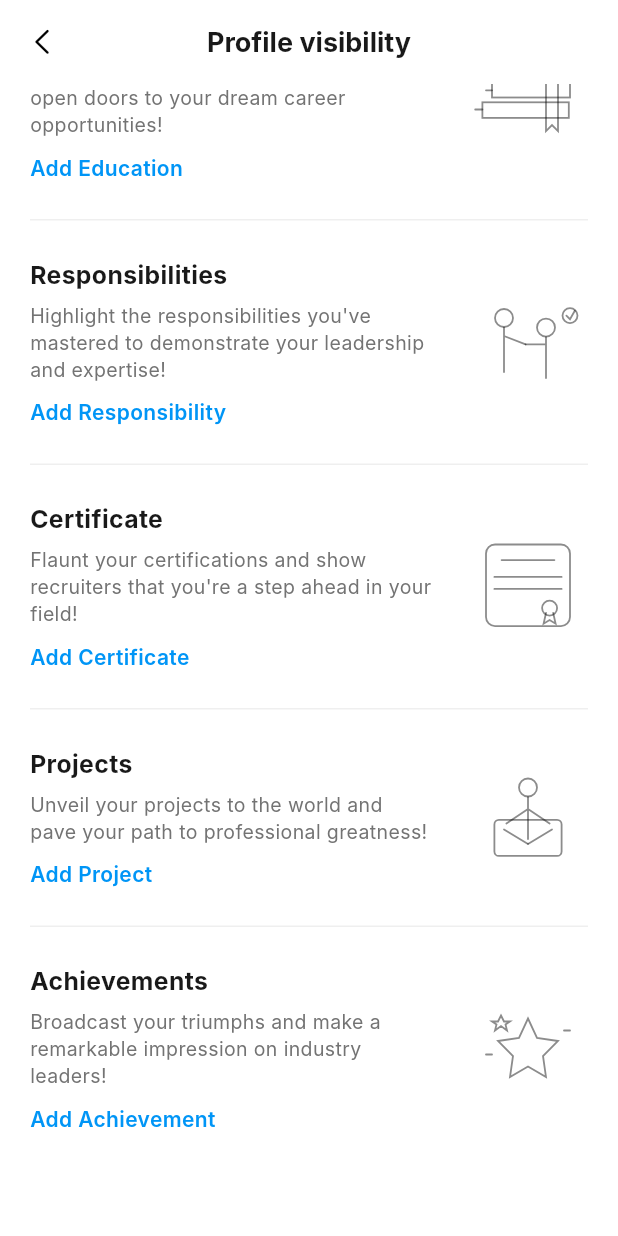
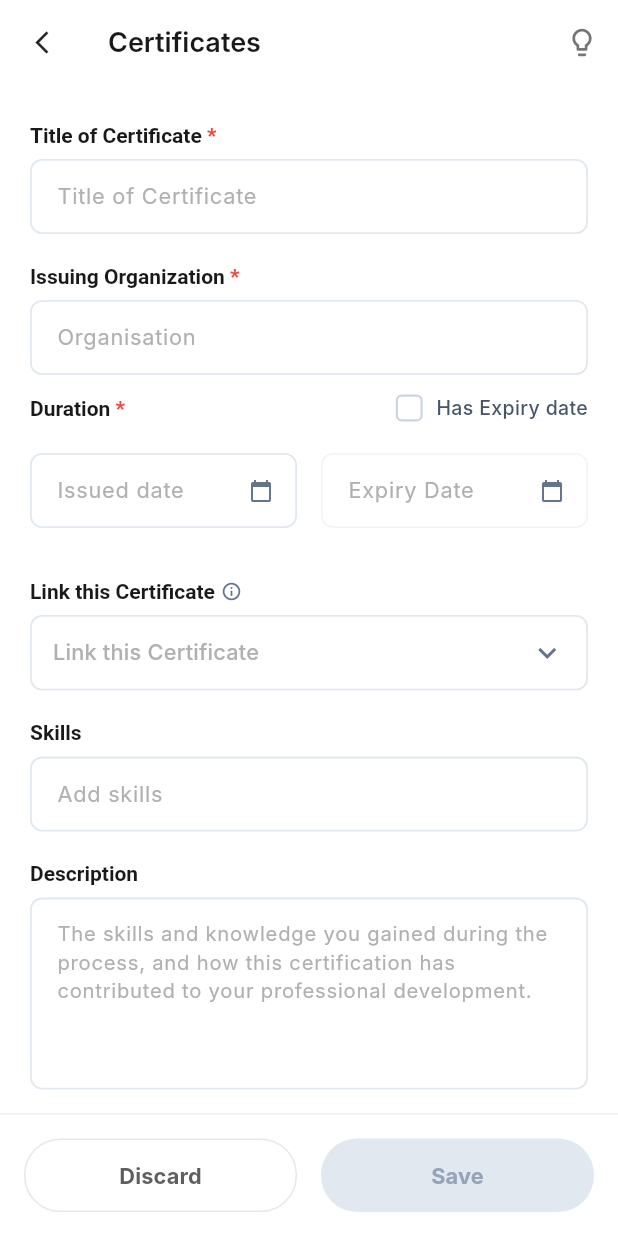
Before and after one commit to somraj-dev/Acadyk, a Flutter app: the SettingsProfileVisibilityScreen screen opened directly, scrolled down 1057 dp, after a tap on "Add Certificate", on a phone screen of 412 x 824 dp. Run offline on Flutter 3.47's test engine with Material 3 defaults, Android fonts, the phone set to English and light mode, and no system bars; our stand-ins replace image_picker, supabase_flutter; accounts and stored records are empty; network calls fail; Roboto replaces fonts that are missing (Inter).

Commit message:
feat: add form page for Certificates screen and wire navigation

```diff
--- /dev/null
+++ b/lib/features/profile/presentation/screens/settings_certificates_screen.dart
@@ -0,0 +1,540 @@
+import 'package:flutter/material.dart';
+
+class SettingsCertificatesScreen extends StatefulWidget {
+  const SettingsCertificatesScreen({super.key});
+
+  @override
+  State<SettingsCertificatesScreen> createState() => _SettingsCertificatesScreenState();
+}
+
+class _SettingsCertificatesScreenState extends State<SettingsCertificatesScreen> {
+  bool _hasExpiryDate = false;
+
+  final TextEditingController _titleCtrl = TextEditingController();
+  final TextEditingController _orgCtrl = TextEditingController();
+  final TextEditingController _issuedDateCtrl = TextEditingController();
+  final TextEditingController _expiryDateCtrl = TextEditingController();
+  final TextEditingController _skillsCtrl = TextEditingController();
+  final TextEditingController _descriptionCtrl = TextEditingController();
+  String? _linkedCertificate;
+
+  @override
+  void dispose() {
+    _titleCtrl.dispose();
+    _orgCtrl.dispose();
+    _issuedDateCtrl.dispose();
+    _expiryDateCtrl.dispose();
+    _skillsCtrl.dispose();
+    _descriptionCtrl.dispose();
+    super.dispose();
+  }
+
+  @override
+  Widget build(BuildContext context) {
+    const bgColor = Colors.white;
+
+    return Scaffold(
+      backgroundColor: bgColor,
+      appBar: AppBar(
+        backgroundColor: bgColor,
+        elevation: 0,
+        scrolledUnderElevation: 0,
+        leading: IconButton(
+          icon: const Icon(Icons.arrow_back_ios_new, color: Colors.black87, size: 18),
+          onPressed: () => Navigator.of(context).pop(),
+        ),
+        title: const Text(
+          'Certificates',
+          style: TextStyle(color: Color(0xFF191919), fontWeight: FontWeight.w600, fontSize: 18),
+        ),
+        centerTitle: false,
+        actions: [
+          IconButton(
+            icon: const Icon(Icons.lightbulb_outline, color: Color(0xFF757575), size: 22),
+            onPressed: () {},
+          ),
+        ],
+      ),
+      body: SafeArea(
+        child: Column(
+          children: [
+            Expanded(
+              child: ListView(
+                padding: const EdgeInsets.symmetric(horizontal: 20.0, vertical: 16.0),
+                children: [
+                  // Title of Certificate *
+                  _buildTextField(
+                    label: 'Title of Certificate',
+                    isRequired: true,
+                    controller: _titleCtrl,
+                    hint: 'Title of Certificate',
+                  ),
+
+                  // Issuing Organization *
+                  _buildTextField(
+                    label: 'Issuing Organization',
+                    isRequired: true,
+                    controller: _orgCtrl,
+                    hint: 'Organisation',
+                  ),
+
+                  // Duration Header + Checkbox Has Expiry date
+                  Row(
+                    mainAxisAlignment: MainAxisAlignment.spaceBetween,
+                    children: [
+                      RichText(
+                        text: const TextSpan(
+                          text: 'Duration',
+                          style: TextStyle(
+                            fontSize: 14,
+                            fontWeight: FontWeight.w600,
+                            color: Color(0xFF191919),
+                          ),
+                          children: [
+                            TextSpan(
+                              text: ' *',
+                              style: TextStyle(color: Colors.red, fontWeight: FontWeight.bold),
+                            ),
+                          ],
+                        ),
+                      ),
+                      Row(
+                        children: [
+                          SizedBox(
+                            width: 24,
+                            height: 24,
+                            child: Checkbox(
+                              value: _hasExpiryDate,
+                              activeColor: const Color(0xFF0073B1),
+                              side: const BorderSide(color: Color(0xFFCBD5E1), width: 1.5),
+                              shape: RoundedRectangleBorder(borderRadius: BorderRadius.circular(4)),
+                              onChanged: (val) => setState(() => _hasExpiryDate = val ?? false),
+                            ),
+                          ),
+                          const SizedBox(width: 6),
+                          const Text(
+                            'Has Expiry date',
+                            style: TextStyle(fontSize: 13, color: Color(0xFF475569), fontWeight: FontWeight.w500),
+                          ),
+                        ],
+                      ),
+                    ],
+                  ),
+                  const SizedBox(height: 10),
+
+                  // Issued Date & Expiry Date side-by-side
+                  Row(
+                    crossAxisAlignment: CrossAxisAlignment.start,
+                    children: [
+                      Expanded(
+                        child: _buildDatePickerField(
+                          controller: _issuedDateCtrl,
+                          hint: 'Issued date',
+                        ),
+                      ),
+                      const SizedBox(width: 16),
+                      Expanded(
+                        child: _buildDatePickerField(
+                          controller: _expiryDateCtrl,
+                          hint: 'Expiry Date',
+                          enabled: _hasExpiryDate,
+                        ),
+                      ),
+                    ],
+                  ),
+                  const SizedBox(height: 16),
+
+                  // Link this Certificate
+                  _buildDropdownField(
+                    label: 'Link this Certificate',
+                    isRequired: false,
+                    hasInfoIcon: true,
+                    value: _linkedCertificate,
+                    items: ['Link this Certificate', 'Project Alpha', 'Work Experience at Google'],
+                    onChanged: (val) => setState(() => _linkedCertificate = val),
+                    hint: 'Link this Certificate',
+                  ),
+
+                  // Skills
+                  _buildTextField(
+                    label: 'Skills',
+                    isRequired: false,
+                    controller: _skillsCtrl,
+                    hint: 'Add skills',
+                  ),
+
+                  // Description
+                  _buildLargeTextField(
+                    label: 'Description',
+                    isRequired: false,
+                    controller: _descriptionCtrl,
+                    hint: 'The skills and knowledge you gained during the process, and how this certification has contributed to your professional development.',
+                  ),
+
+                  const SizedBox(height: 24),
+
+                  // Attachments Custom Dashed Button
+                  CustomPaint(
+                    painter: DashedBorderPainter(
+                      color: const Color(0xFFCBD5E1),
+                      strokeWidth: 1.2,
+                      borderRadius: 8.0,
+                      dashLength: 5.0,
+                      gap: 3.0,
+                    ),
+                    child: Container(
+                      width: double.infinity,
+                      height: 52,
+                      decoration: BoxDecoration(
+                        borderRadius: BorderRadius.circular(8),
+                      ),
+                      child: InkWell(
+                        onTap: () {},
+                        child: Row(
+                          mainAxisAlignment: MainAxisAlignment.center,
+                          children: const [
+                            Icon(Icons.add, color: Color(0xFF64748B), size: 18),
+                            SizedBox(width: 6),
+                            Text(
+                              'Attachments',
+                              style: TextStyle(
+                                color: Color(0xFF64748B),
+                                fontWeight: FontWeight.bold,
+                                fontSize: 14.5,
+                              ),
+                            ),
+                          ],
+                        ),
+                      ),
+                    ),
+                  ),
+
+                  const SizedBox(height: 40),
+                ],
+              ),
+            ),
+
+            // Bottom bar
+            Container(
+              padding: const EdgeInsets.all(16),
+              decoration: const BoxDecoration(
+                color: Colors.white,
+                border: Border(top: BorderSide(color: Color(0xFFEFEFEF), width: 1)),
+              ),
+              child: Row(
+                children: [
+                  Expanded(
+                    child: OutlinedButton(
+                      style: OutlinedButton.styleFrom(
+                        side: const BorderSide(color: Color(0xFFE2E8F0)),
+                        shape: RoundedRectangleBorder(borderRadius: BorderRadius.circular(24)),
+                        padding: const EdgeInsets.symmetric(vertical: 14),
+                      ),
+                      onPressed: () => Navigator.of(context).pop(),
+                      child: const Text(
+                        'Discard',
+                        style: TextStyle(
+                          color: Color(0xFF5E5E5E),
+                          fontWeight: FontWeight.bold,
+                          fontSize: 14.5,
+                        ),
+                      ),
+                    ),
+                  ),
+                  const SizedBox(width: 16),
+                  Expanded(
+                    child: ElevatedButton(
+                      style: ElevatedButton.styleFrom(
+                        backgroundColor: const Color(0xFFE2E8F0),
+                        foregroundColor: Colors.white,
+                        elevation: 0,
+                        shape: RoundedRectangleBorder(borderRadius: BorderRadius.circular(24)),
+                        padding: const EdgeInsets.symmetric(vertical: 14),
+                      ),
+                      onPressed: () => Navigator.of(context).pop(),
+                      child: const Text(
+                        'Save',
+                        style: TextStyle(
+                          color: Color(0xFF94A3B8),
+                          fontWeight: FontWeight.bold,
+                          fontSize: 14.5,
+                        ),
+                      ),
+                    ),
+                  ),
+                ],
+              ),
+            ),
+          ],
+        ),
+      ),
+    );
+  }
+
+  Widget _buildDatePickerField({required TextEditingController controller, required String hint, bool enabled = true}) {
+    return Padding(
+      padding: const EdgeInsets.symmetric(vertical: 8.0),
+      child: TextField(
+        controller: controller,
+        enabled: enabled,
+        readOnly: true,
+        onTap: () async {
+          final date = await showDatePicker(
+            context: context,
+            initialDate: DateTime.now(),
+            firstDate: DateTime(2000),
+            lastDate: DateTime(2030),
+          );
+          if (date != null) {
+            controller.text = "${date.day}/${date.month}/${date.year}";
+          }
+        },
+        style: const TextStyle(fontSize: 14.5, color: Color(0xFF191919)),
+        decoration: InputDecoration(
+          hintText: hint,
+          hintStyle: const TextStyle(color: Color(0xFFB0B0B0), fontSize: 14.5),
+          suffixIcon: const Icon(Icons.calendar_today, size: 16, color: Color(0xFF64748B)),
+          border: OutlineInputBorder(
+            borderRadius: BorderRadius.circular(8),
+            borderSide: const BorderSide(color: Color(0xFFE2E8F0), width: 1.2),
+          ),
+          enabledBorder: OutlineInputBorder(
+            borderRadius: BorderRadius.circular(8),
+            borderSide: const BorderSide(color: Color(0xFFE2E8F0), width: 1.2),
+          ),
+          disabledBorder: OutlineInputBorder(
+            borderRadius: BorderRadius.circular(8),
+            borderSide: const BorderSide(color: Color(0xFFF1F5F9), width: 1.2),
+          ),
+          contentPadding: const EdgeInsets.symmetric(horizontal: 14, vertical: 14),
+        ),
+      ),
+    );
+  }
+
+  Widget _buildTextField({required String label, required bool isRequired, required TextEditingController controller, required String hint}) {
+    return Padding(
+      padding: const EdgeInsets.symmetric(vertical: 10.0),
+      child: Column(
+        crossAxisAlignment: CrossAxisAlignment.start,
+        children: [
+          if (label.trim().isNotEmpty) ...[
+            RichText(
+              text: TextSpan(
+                text: label,
+                style: const TextStyle(
+                  fontSize: 14,
+                  fontWeight: FontWeight.w600,
+                  color: Color(0xFF191919),
+                ),
+                children: isRequired
+                    ? const [
+                        TextSpan(
+                          text: ' *',
+                          style: TextStyle(color: Colors.red, fontWeight: FontWeight.bold),
+                        ),
+                      ]
+                    : null,
+              ),
+            ),
+            const SizedBox(height: 8),
+          ],
+          TextField(
+            controller: controller,
+            style: const TextStyle(fontSize: 14.5, color: Color(0xFF191919)),
+            decoration: InputDecoration(
+              hintText: hint,
+              hintStyle: const TextStyle(color: Color(0xFFB0B0B0), fontSize: 14.5),
+              border: OutlineInputBorder(
+                borderRadius: BorderRadius.circular(8),
+                borderSide: const BorderSide(color: Color(0xFFE2E8F0), width: 1.2),
+              ),
+              enabledBorder: OutlineInputBorder(
+                borderRadius: BorderRadius.circular(8),
+                borderSide: const BorderSide(color: Color(0xFFE2E8F0), width: 1.2),
+              ),
+              focusedBorder: OutlineInputBorder(
+                borderRadius: BorderRadius.circular(8),
+                borderSide: const BorderSide(color: Color(0xFF0073B1), width: 1.5),
+              ),
+              contentPadding: const EdgeInsets.symmetric(horizontal: 14, vertical: 14),
+            ),
+          ),
+        ],
+      ),
+    );
+  }
+
+  Widget _buildLargeTextField({required String label, required bool isRequired, required TextEditingController controller, required String hint}) {
+    return Padding(
+      padding: const EdgeInsets.symmetric(vertical: 10.0),
+      child: Column(
+        crossAxisAlignment: CrossAxisAlignment.start,
+        children: [
+          RichText(
+            text: TextSpan(
+              text: label,
+              style: const TextStyle(
+                fontSize: 14,
+                fontWeight: FontWeight.w600,
+                color: Color(0xFF191919),
+              ),
+              children: isRequired
+                  ? const [
+                      TextSpan(
+                        text: ' *',
+                        style: TextStyle(color: Colors.red, fontWeight: FontWeight.bold),
+                      ),
+                    ]
+                  : null,
+            ),
+          ),
+          const SizedBox(height: 8),
+          TextField(
+            controller: controller,
+            maxLines: 5,
+            style: const TextStyle(fontSize: 14.5, color: Color(0xFF191919), height: 1.4),
+            decoration: InputDecoration(
+              hintText: hint,
+              hintMaxLines: 4,
+              hintStyle: const TextStyle(color: Color(0xFFB0B0B0), fontSize: 13.5, height: 1.4),
+              border: OutlineInputBorder(
+                borderRadius: BorderRadius.circular(8),
+                borderSide: const BorderSide(color: Color(0xFFE2E8F0), width: 1.2),
+              ),
+              enabledBorder: OutlineInputBorder(
+                borderRadius: BorderRadius.circular(8),
+                borderSide: const BorderSide(color: Color(0xFFE2E8F0), width: 1.2),
+              ),
+              focusedBorder: OutlineInputBorder(
+                borderRadius: BorderRadius.circular(8),
+                borderSide: const BorderSide(color: Color(0xFF0073B1), width: 1.5),
+              ),
+              contentPadding: const EdgeInsets.all(14),
+            ),
+          ),
+        ],
+      ),
+    );
+  }
+
+  Widget _buildDropdownField({
+    required String label,
+    required bool isRequired,
+    bool hasInfoIcon = false,
+    required String? value,
+    required List<String> items,
+    required ValueChanged<String?> onChanged,
+    required String hint,
+  }) {
+    return Padding(
+      padding: const EdgeInsets.symmetric(vertical: 10.0),
+      child: Column(
+        crossAxisAlignment: CrossAxisAlignment.start,
+        children: [
+          Row(
+            children: [
+              RichText(
+                text: TextSpan(
+                  text: label,
+                  style: const TextStyle(
+                    fontSize: 14,
+                    fontWeight: FontWeight.w600,
+                    color: Color(0xFF191919),
+                  ),
+                  children: isRequired
+                      ? const [
+                          TextSpan(
+                            text: ' *',
+                            style: TextStyle(color: Colors.red, fontWeight: FontWeight.bold),
+                          ),
+                        ]
+                      : null,
+                ),
+              ),
+              if (hasInfoIcon) ...[
+                const SizedBox(width: 4),
+                const Icon(Icons.info_outline, size: 14, color: Color(0xFF64748B)),
+              ],
+            ],
+          ),
+          const SizedBox(height: 8),
+          Container(
+            padding: const EdgeInsets.symmetric(horizontal: 14),
+            decoration: BoxDecoration(
+              border: Border.all(color: const Color(0xFFE2E8F0), width: 1.2),
+              borderRadius: BorderRadius.circular(8),
+            ),
+            child: DropdownButtonHideUnderline(
+              child: DropdownButton<String>(
+                value: value,
+                isExpanded: true,
+                hint: Text(hint, style: const TextStyle(color: Color(0xFFB0B0B0), fontSize: 14.5)),
+                icon: const Icon(Icons.keyboard_arrow_down, color: Color(0xFF64748B)),
+                items: items.map((String item) {
+                  return DropdownMenuItem<String>(
+                    value: item,
+                    child: Text(item, style: const TextStyle(fontSize: 14.5, color: Color(0xFF191919))),
+                  );
+                }).toList(),
+                onChanged: onChanged,
+              ),
+            ),
+          ),
+        ],
+      ),
+    );
+  }
+}
+
+class DashedBorderPainter extends CustomPainter {
+  final Color color;
+  final double strokeWidth;
+  final double gap;
+  final double dashLength;
+  final double borderRadius;
+
+  DashedBorderPainter({
+    required this.color,
+    required this.strokeWidth,
+    required this.gap,
+    required this.dashLength,
+    required this.borderRadius,
+  });
+
+  @override
+  void paint(Canvas canvas, Size size) {
+    final paint = Paint()
+      ..color = color
+      ..strokeWidth = strokeWidth
+      ..style = PaintingStyle.stroke;
+
+    final path = Path()
+      ..addRRect(RRect.fromRectAndRadius(
+        Rect.fromLTWH(0, 0, size.width, size.height),
+        Radius.circular(borderRadius),
+      ));
+
+    final dashPath = Path();
+    double distance = 0.0;
+    for (final pathMetric in path.computeMetrics()) {
+      while (distance < pathMetric.length) {
+        dashPath.addPath(
+          pathMetric.extractPath(distance, distance + dashLength),
+          Offset.zero,
+        );
+        distance += dashLength + gap;
+      }
+    }
+    canvas.drawPath(dashPath, paint);
+  }
+
+  @override
+  bool shouldRepaint(covariant DashedBorderPainter oldDelegate) {
+    return oldDelegate.color != color ||
+        oldDelegate.strokeWidth != strokeWidth ||
+        oldDelegate.gap != gap ||
+        oldDelegate.dashLength != dashLength ||
+        oldDelegate.borderRadius != borderRadius;
+  }
+}
--- a/lib/features/profile/presentation/screens/settings_profile_visibility_screen.dart
+++ b/lib/features/profile/presentation/screens/settings_profile_visibility_screen.dart
@@ -7,6 +7,7 @@ import 'settings_education_screen.dart';
 import 'settings_work_experience_screen.dart';
 import 'settings_achievements_screen.dart';
 import 'settings_responsibilities_screen.dart';
+import 'settings_certificates_screen.dart';
 import '../../../feed/presentation/screens/create_startup_screen.dart';
 
 class SettingsProfileVisibilityScreen extends StatefulWidget {
@@ -226,7 +227,11 @@ class _SettingsProfileVisibilityScreenState extends State<SettingsProfileVisibil
                   description: "Flaunt your certifications and show recruiters that you're a step ahead in your field!",
                   actionLabel: 'Add Certificate',
                   painter: const CertificatePainter(),
-                  onActionTap: () {},
+                  onActionTap: () {
+                    Navigator.of(context).push(
+                      MaterialPageRoute(builder: (_) => const SettingsCertificatesScreen()),
+                    );
+                  },
                 ),
                 _buildDivider(),
 
```
